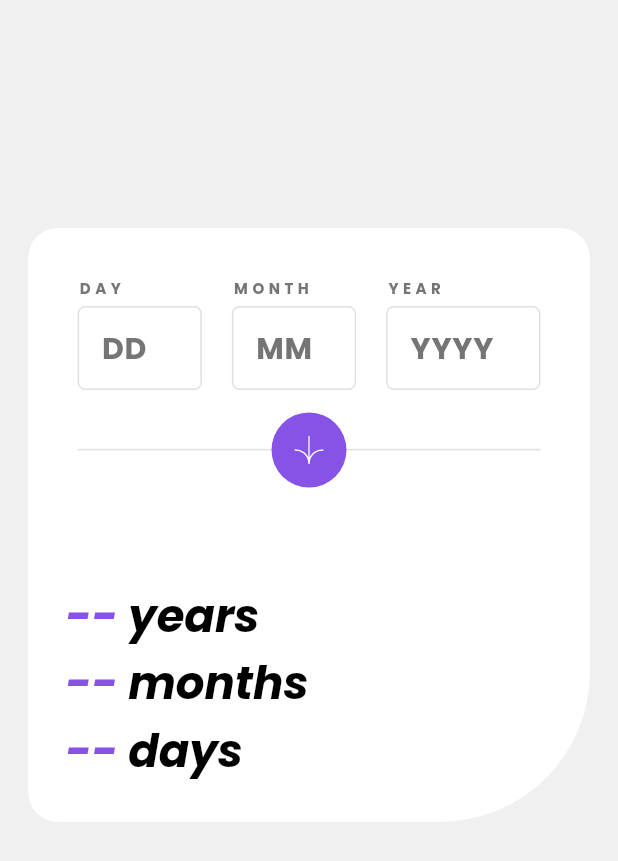
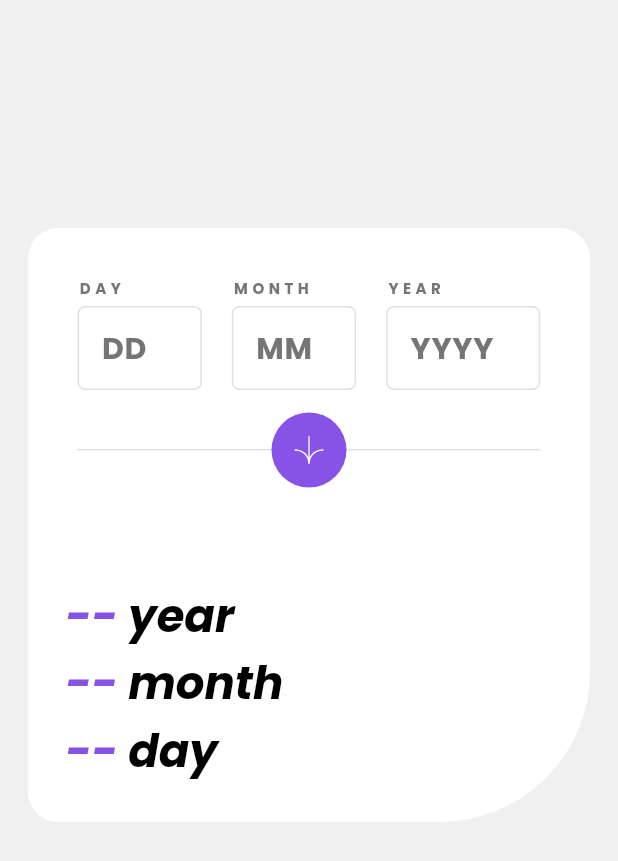
Before and after one commit to YoungSmooth/age_calculator, a Flutter app: the screen it shows after launch, on a phone screen of 412 x 824 dp. Shown: the top 861 px of the screen. Run offline on Flutter 3.47's test engine with Material 2 defaults, Android fonts, the phone set to English and light mode, and no system bars; our stand-ins replace flutter_svg, simple_animations.

Commit message:
Updated result display

```diff
--- a/lib/components/form_widget.dart
+++ b/lib/components/form_widget.dart
@@ -1,5 +1,5 @@
 import 'package:age_calculator/constants/constants.dart';
-import 'package:age_calculator/helper/is_zero.dart';
+import 'package:age_calculator/helper/helpers.dart';
 import 'package:flutter/material.dart';
 import 'package:flutter_svg/flutter_svg.dart';
 import 'package:simple_animations/simple_animations.dart';
@@ -380,14 +380,26 @@ class _RowFormState extends State<RowForm> with AnimationMixin {
             crossAxisAlignment: CrossAxisAlignment.start,
             children: [
               FittedBox(
-                  fit: BoxFit.contain,
-                  child: timeDisplay(getValueOrDash(years), ' years')),
+                fit: BoxFit.contain,
+                child: timeDisplay(
+                  getValueOrDash(years),
+                  zeroYear(years),
+                ),
+              ),
               FittedBox(
-                  fit: BoxFit.contain,
-                  child: timeDisplay(getValueOrDash(months), ' months')),
+                fit: BoxFit.contain,
+                child: timeDisplay(
+                  getValueOrDash(months),
+                  zeroMonth(months),
+                ),
+              ),
               FittedBox(
-                  fit: BoxFit.contain,
-                  child: timeDisplay(getValueOrDash(days), ' days')),
+                fit: BoxFit.contain,
+                child: timeDisplay(
+                  getValueOrDash(days),
+                  zeroDay(days),
+                ),
+              ),
             ],
           ),
         )
--- /dev/null
+++ b/lib/helper/helpers.dart
@@ -0,0 +1,15 @@
+String getValueOrDash(int value) {
+  return value == 0 ? "--" : value.toString();
+}
+
+String zeroYear(int value) {
+  return value == 0 ? ' year' : ' years';
+}
+
+String zeroMonth(int value) {
+  return value == 0 ? ' month' : ' months';
+}
+
+String zeroDay(int value) {
+  return value == 0 ? ' day' : ' days';
+}
--- a/lib/helper/is_zero.dart
+++ /dev/null
@@ -1,3 +0,0 @@
-String getValueOrDash(int value) {
-  return value == 0 ? "--" : value.toString();
-}
```
